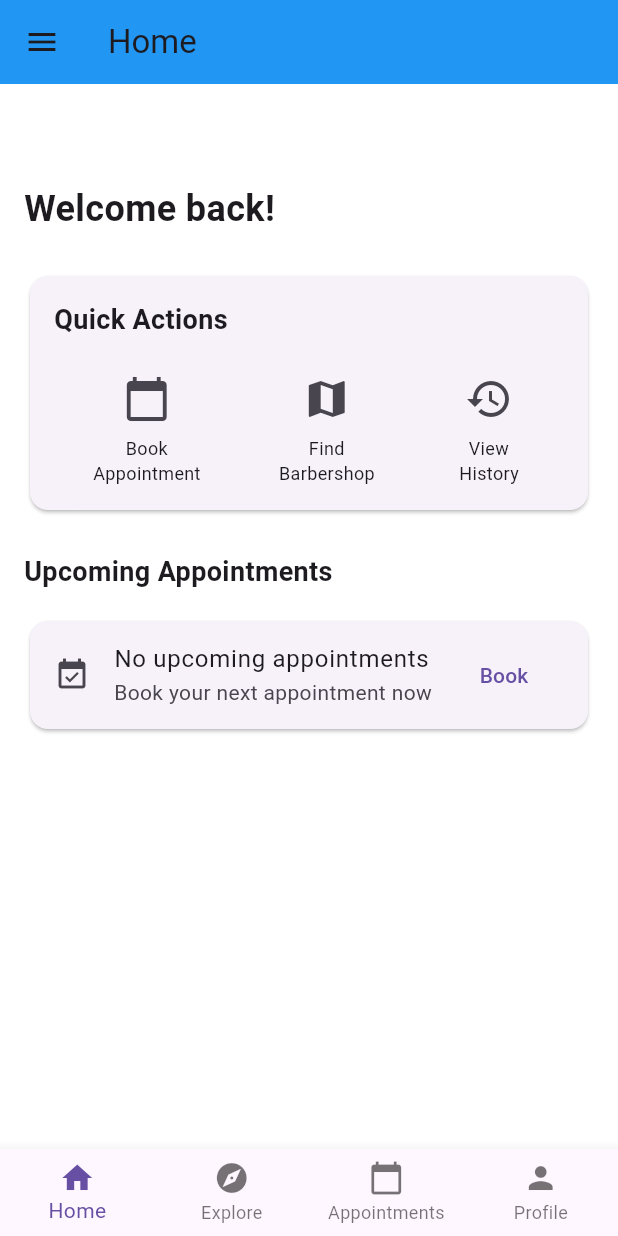
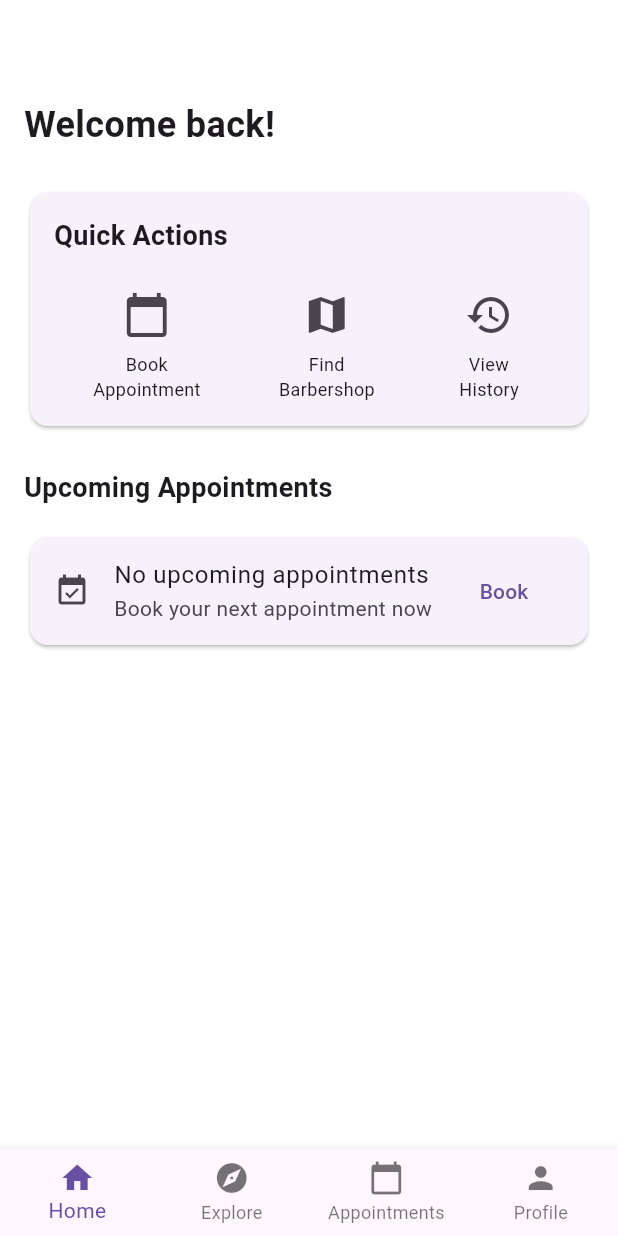
Before and after one commit to dxavsoul/barberdule, a Flutter app: the MainScreen screen opened by its route, on a phone screen of 412 x 824 dp. Run offline on Flutter 3.47's test engine with Material 3 defaults, Android fonts, the phone set to English and light mode, and no system bars; our stand-ins replace cloud_firestore, equatable, firebase_auth, firebase_core, flutter_bloc, geolocator and 1 more; accounts and stored records are empty.

Commit message:
Refactor main screen to comment out unused authentication UI elements

```diff
--- a/lib/presentation/screens/main_screen.dart
+++ b/lib/presentation/screens/main_screen.dart
@@ -1,13 +1,11 @@
 import 'package:flutter/material.dart';
 import 'package:flutter_bloc/flutter_bloc.dart';
-import '../widgets/custom_navigation_drawer.dart';
 import '../widgets/custom_bottom_navigation.dart';
 import '../../logic/blocs/profile/profile_bloc.dart';
 import '../../logic/blocs/profile/profile_state.dart';
 import '../../logic/blocs/profile/profile_event.dart';
 import '../../logic/blocs/auth/auth_bloc.dart';
 import '../../logic/blocs/auth/auth_state.dart';
-import '../../routes.dart';
 import 'map/barbershop_map_screen.dart';
 import 'home/home_screen.dart';
 import 'profile/profile_screen.dart';
@@ -45,26 +43,27 @@ class _MainScreenState extends State<MainScreen> {
     return BlocBuilder<AuthBloc, AuthState>(
       builder: (context, authState) {
         // If not authenticated, show map screen with login option
-        if (authState is! AuthAuthenticated) {
-          return Scaffold(
-            appBar: AppBar(
-              title: const Text('Find Barbershops'),
-              elevation: 0,
-              actions: [
-                TextButton.icon(
-                  icon: const Icon(Icons.login, color: Colors.white),
-                  label: const Text(
-                    'Login',
-                    style: TextStyle(color: Colors.white),
-                  ),
-                  onPressed:
-                      () => Navigator.pushNamed(context, AppRoutes.login),
-                ),
-              ],
-            ),
-            body: const BarbershopMapScreen(),
-          );
-        }
+        // if (authState is! AuthAuthenticated) {
+        //   return Scaffold(
+        //     appBar: AppBar(
+        //       backgroundColor: Theme.of(context).primaryColor,
+        //       //title: const Text('Find Barbershops'),
+        //       elevation: 0,
+        //       actions: [
+        //         TextButton.icon(
+        //           icon: const Icon(Icons.login, color: Colors.white),
+        //           label: const Text(
+        //             'Login',
+        //             style: TextStyle(color: Colors.white),
+        //           ),
+        //           onPressed: () =>
+        //               Navigator.pushNamed(context, AppRoutes.login),
+        //         ),
+        //       ],
+        //     ),
+        //     body: const BarbershopMapScreen(),
+        //   );
+        // }
 
         // If authenticated, check profile state
         return BlocBuilder<ProfileBloc, ProfileState>(
@@ -97,11 +96,11 @@ class _MainScreenState extends State<MainScreen> {
               }
 
               return Scaffold(
-                appBar: AppBar(
-                  title: _getTitleForIndex(_selectedIndex, userType),
-                  elevation: 0,
-                ),
-                drawer: const CustomNavigationDrawer(),
+                // appBar: AppBar(
+                //   title: _getTitleForIndex(_selectedIndex, userType),
+                //   elevation: 0,
+                // ),
+                //drawer: const CustomNavigationDrawer(),
                 body: screens[_selectedIndex],
                 bottomNavigationBar: CustomBottomNavigation(
                   currentIndex: _selectedIndex,
```
